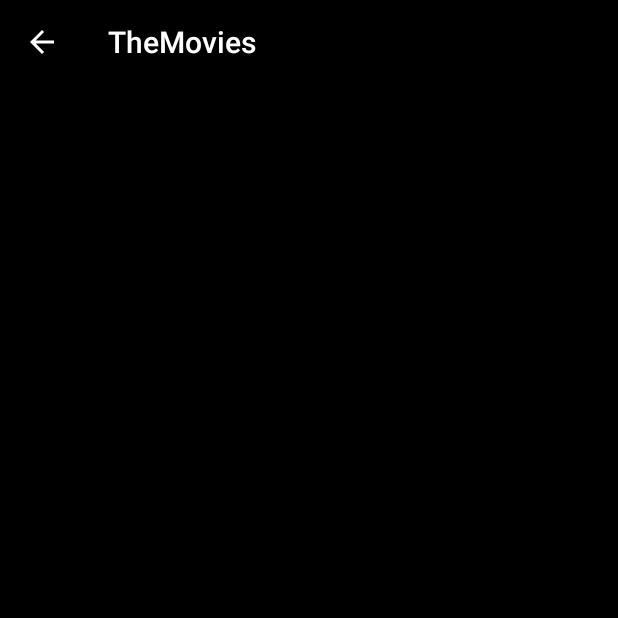
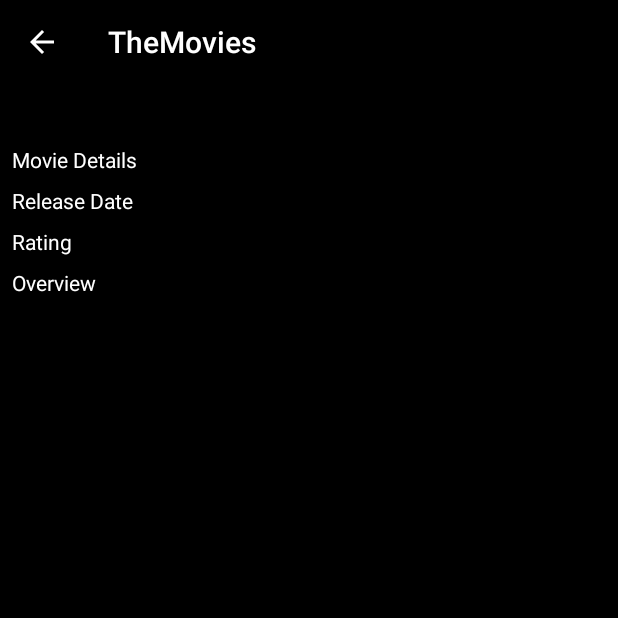
Before and after one commit to neetidotexe/TheMovies, an Android app: the MovieDetailActivity screen opened directly, with no data from a screen before it, on a phone screen of 412 x 824 dp, the top half of it. Run offline under Robolectric (Android 15) with nearby library versions, the phone set to English and light mode, and no system bars.

Commit message:
Changes made in Detail Page of Movies

```diff
--- a/app/src/main/java/com/example/themovies/main/MovieDetailActivity.kt
+++ b/app/src/main/java/com/example/themovies/main/MovieDetailActivity.kt
@@ -8,6 +8,7 @@ import android.widget.Toast
 import com.bumptech.glide.Glide
 import com.example.themovies.BuildConfig
 import com.example.themovies.R
+import org.jetbrains.anko.find
 
 class MovieDetailActivity : AppCompatActivity() {
 
@@ -24,10 +25,16 @@ class MovieDetailActivity : AppCompatActivity() {
 
 
             val text_movieName: TextView = findViewById(R.id.text_movieName)
-            text_movieName.setText(intent.getStringExtra("Title")).toString()
+            text_movieName.setText(intent.getStringExtra("Title"))
+
+            val text_releaseDate:TextView=findViewById(R.id.text_releaseDate)
+            text_releaseDate.setText(intent.getStringExtra("ReleaseDate"))
+
+            val text_rating:TextView=findViewById(R.id.text_rating)
+            text_rating.setText(intent.getStringExtra("Rating"))
 
             val text_movieOverview:TextView=findViewById(R.id.text_movieOverview)
-            text_movieOverview.setText(intent.getStringExtra("Overview")).toString()
+            text_movieOverview.setText(intent.getStringExtra("Overview"))
         }
         catch (ex:Exception){
             val toast= Toast.makeText(this,ex.message,Toast.LENGTH_LONG)
--- a/app/src/main/java/com/example/themovies/main/MoviesAdapter.kt
+++ b/app/src/main/java/com/example/themovies/main/MoviesAdapter.kt
@@ -39,6 +39,8 @@ class MoviesAdapter(private val result:List<Movies>, private val context: Contex
             intent.putExtra("Overview",result[position].overview)
             intent.putExtra("Title",result[position].title)
             intent.putExtra("BackdropPath",URL_POSTER + result[position].backdropPath)
+            intent.putExtra("ReleaseDate",result[position].release_date)
+            intent.putExtra("Rating",result[position].vote_average)
             startActivity(context,intent,null)
         }
     }
--- a/app/src/main/java/com/example/themovies/model/Movies.kt
+++ b/app/src/main/java/com/example/themovies/model/Movies.kt
@@ -1,11 +1,14 @@
 package com.example.themovies.model
 
+import android.icu.math.BigDecimal
 import com.google.gson.annotations.SerializedName
 
 data class Movies (
     val id:String,
     val title:String,
     val overview:String,
+    val release_date:String,
+    val vote_average: String,
 
     @SerializedName("poster_path")
     var posterPath : String,
--- a/app/src/main/res/layout/activity_movie_detail.xml
+++ b/app/src/main/res/layout/activity_movie_detail.xml
@@ -28,16 +28,94 @@
             app:layout_constraintStart_toStartOf="parent"
             android:layout_marginStart="8dp"
             android:textColor="@android:color/background_light"
-            android:textSize="24sp"/>
+            android:textSize="18sp"
+            app:layout_constraintEnd_toEndOf="parent"
+            android:layout_marginEnd="8dp"/>
+
+    <TextView
+            android:layout_width="wrap_content"
+            android:layout_height="wrap_content"
+            android:id="@+id/movieDetails"
+            android:text="Movie Details"
+            app:layout_constraintTop_toBottomOf="@id/text_movieName"
+            android:layout_marginTop="8dp"
+            app:layout_constraintStart_toStartOf="parent"
+            android:layout_marginStart="8dp"
+            app:layout_constraintEnd_toEndOf="parent"
+            android:layout_marginEnd="8dp"
+            android:textColor="@android:color/background_light"
+            app:layout_constraintHorizontal_bias="0.0"/>
+
+    <TextView
+            android:text="Release Date"
+            android:layout_width="wrap_content"
+            android:layout_height="wrap_content"
+            android:id="@+id/releaseDate"
+            app:layout_constraintTop_toBottomOf="@+id/movieDetails"
+            android:layout_marginTop="8dp"
+            app:layout_constraintStart_toStartOf="parent"
+            android:layout_marginStart="8dp"
+            app:layout_constraintEnd_toEndOf="parent"
+            android:layout_marginEnd="8dp"
+            android:textColor="@android:color/background_light"
+            app:layout_constraintHorizontal_bias="0.0"/>
+
+    <TextView
+            android:layout_width="wrap_content"
+            android:layout_height="wrap_content"
+            android:id="@+id/text_releaseDate"
+            app:layout_constraintTop_toBottomOf="@+id/movieDetails"
+            android:layout_marginTop="8dp"
+            app:layout_constraintStart_toStartOf="@id/releaseDate"
+            android:textColor="@android:color/holo_green_dark" android:layout_marginStart="100dp"/>
+
+    <TextView
+            android:text="Rating"
+            android:layout_width="wrap_content"
+            android:layout_height="wrap_content"
+            android:id="@+id/rating"
+            app:layout_constraintTop_toBottomOf="@+id/releaseDate"
+            android:layout_marginTop="8dp"
+            app:layout_constraintStart_toStartOf="parent"
+            android:layout_marginStart="8dp"
+            app:layout_constraintEnd_toEndOf="parent"
+            android:layout_marginEnd="8dp"
+            android:textColor="@android:color/background_light"
+            app:layout_constraintHorizontal_bias="0.0"/>
+
+    <TextView
+            android:layout_width="wrap_content"
+            android:layout_height="wrap_content"
+            android:id="@+id/text_rating"
+            app:layout_constraintTop_toBottomOf="@+id/releaseDate"
+            android:layout_marginTop="8dp"
+            app:layout_constraintStart_toStartOf="@id/releaseDate"
+            android:textColor="@android:color/holo_green_dark"
+            android:layout_marginStart="55dp"/>
+
+    <TextView
+            android:text="Overview"
+            android:layout_width="wrap_content"
+            android:layout_height="wrap_content"
+            android:id="@+id/overview"
+            app:layout_constraintTop_toBottomOf="@+id/rating"
+            android:layout_marginTop="8dp"
+            app:layout_constraintStart_toStartOf="parent"
+            android:layout_marginStart="8dp"
+            app:layout_constraintEnd_toEndOf="parent"
+            android:layout_marginEnd="8dp"
+            android:textColor="@android:color/background_light"
+            app:layout_constraintHorizontal_bias="0.0"/>
 
     <TextView
             android:layout_width="match_parent"
             android:layout_height="wrap_content"
             android:id="@+id/text_movieOverview"
-            app:layout_constraintTop_toBottomOf="@id/text_movieName"
-            android:layout_marginTop="16dp"
+            app:layout_constraintTop_toBottomOf="@+id/overview"
+            android:layout_marginTop="8dp"
             app:layout_constraintStart_toStartOf="parent"
             android:layout_marginStart="8dp" app:layout_constraintEnd_toEndOf="parent"
             android:layout_marginEnd="8dp"
-            android:textColor="@android:color/background_light" android:textSize="20sp"/>
+            android:textColor="@android:color/holo_green_dark" android:textSize="14sp"/>
+
 </androidx.constraintlayout.widget.ConstraintLayout>
```
